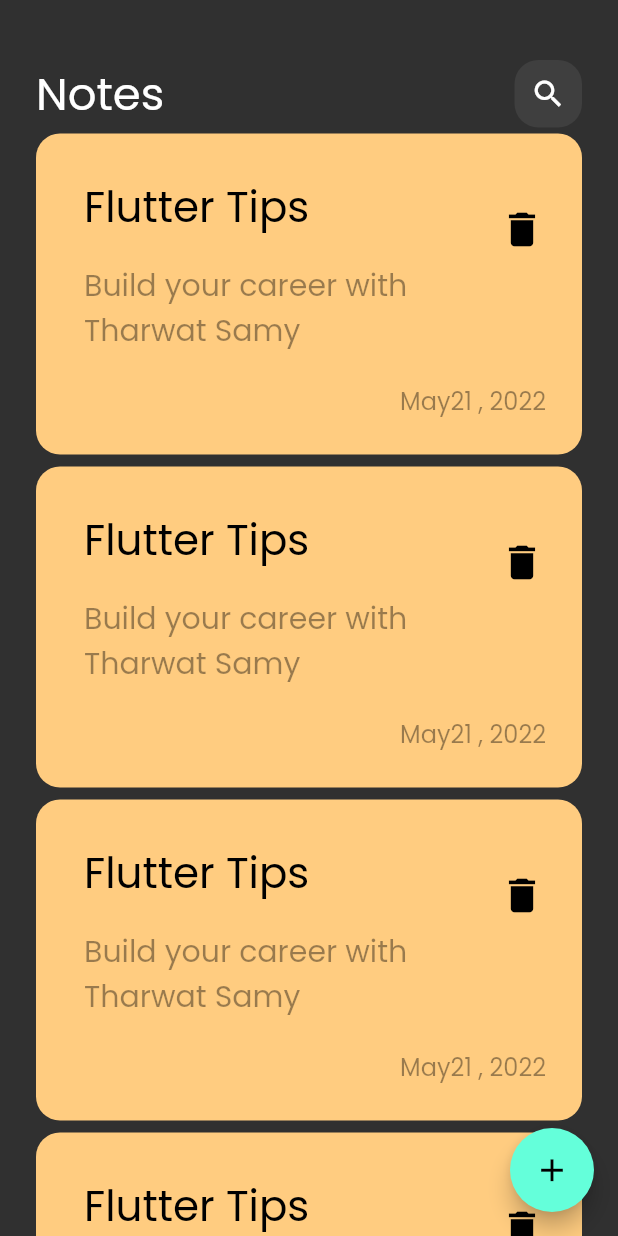
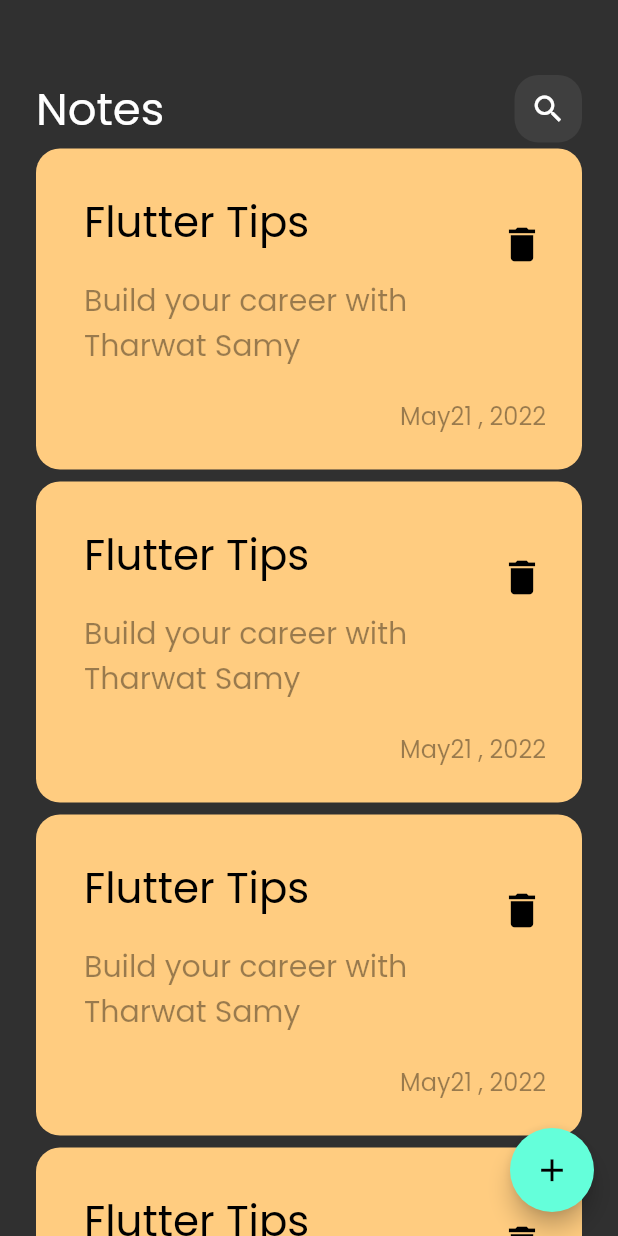
Before and after one commit to monayasser88/notes_app, a Flutter app: the screen it shows after launch, on a phone screen of 412 x 824 dp. Run offline on Flutter 3.47's test engine with Material 2 defaults, Android fonts, the phone set to English and light mode, and no system bars.

```diff
--- a/lib/pages/edit_notes_view.dart
+++ b/lib/pages/edit_notes_view.dart
@@ -1,10 +1,13 @@
 import 'package:flutter/material.dart';
+import 'package:notes_app/widgets/edit_notes_item_widget.dart';
 
 class EditNotesView extends StatelessWidget {
   const EditNotesView({super.key});
 
   @override
   Widget build(BuildContext context) {
-    return Scaffold();
+    return Scaffold(
+      body: EditNoteWidget(),
+    );
   }
 }
--- a/lib/widgets/custom_appbar.dart
+++ b/lib/widgets/custom_appbar.dart
@@ -2,15 +2,19 @@ import 'package:flutter/material.dart';
 import 'package:notes_app/widgets/custom_search_icon.dart';
 
 class CustomAppBar extends StatelessWidget {
-  const CustomAppBar({super.key});
-
+  const CustomAppBar({super.key, required this.title, required this.icon});
+  final String title;
+  final IconData icon;
   @override
   Widget build(BuildContext context) {
     return Row(
       mainAxisAlignment: MainAxisAlignment.spaceBetween,
       children: [
-        Text('Notes', style: TextStyle(fontSize: 30,color: Colors.white),),
-        CustomSearchIcon(),
+        Text(
+          title,
+          style: TextStyle(fontSize: 30, color: Colors.white),
+        ),
+        CustomIcon(icon: icon,),
       ],
     );
   }
--- a/lib/widgets/custom_search_icon.dart
+++ b/lib/widgets/custom_search_icon.dart
@@ -1,8 +1,8 @@
 import 'package:flutter/material.dart';
 
-class CustomSearchIcon extends StatelessWidget {
-  const CustomSearchIcon({super.key});
-
+class CustomIcon extends StatelessWidget {
+  const CustomIcon({super.key, required this.icon});
+  final IconData icon;
   @override
   Widget build(BuildContext context) {
     return Container(
@@ -12,7 +12,7 @@ class CustomSearchIcon extends StatelessWidget {
           borderRadius: BorderRadius.circular(16),
           color: Colors.white.withOpacity(0.07)),
       child: Icon(
-        Icons.search,
+        icon,
         color: Colors.white,
         size: 24,
       ),
--- a/lib/widgets/notes_view_body.dart
+++ b/lib/widgets/notes_view_body.dart
@@ -12,11 +12,13 @@ class NotesViewBody extends StatelessWidget {
       child: Column(
         children: [
           SizedBox(
-            height: 40,
+            height: 50,
           ),
-          CustomAppBar(),
-          Expanded(
-              child: NotesListView())
+          CustomAppBar(
+            title: 'Notes',
+            icon: Icons.search,
+          ),
+          Expanded(child: NotesListView())
         ],
       ),
     );
```
Also changed, not shown: lib/models/note_model.dart (added, +8 -0 lines), lib/widgets/edit_notes_item_widget.dart (+35 -0 lines).
